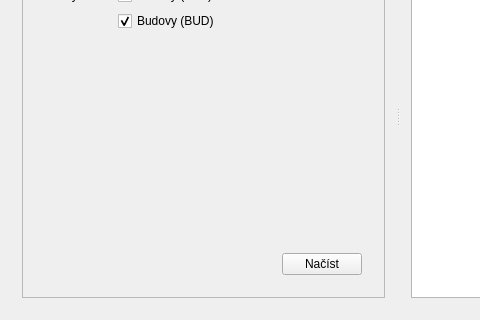
Before: the Qt Designer form vfkPlugin/ui_MainApp.ui in ctu-osgeorel/qgis-vfk-plugin, drawn with Qt 5; both pictures show x 0 to 480 and y 88 to 408 of the 890 by 408 pixel window.
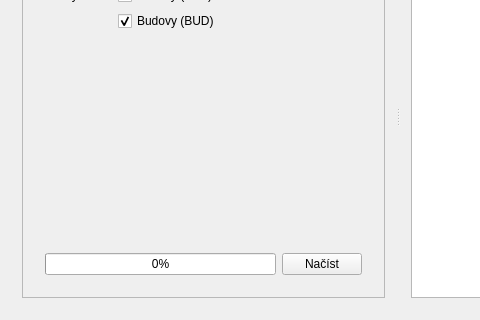
After: the same form once the commit is applied. The open tabs and pages were chosen to show the change. Icons and pictures are not drawn. Custom widgets are drawn as their Qt base class.

```diff
--- a/vfkPlugin/ui_MainApp.ui
+++ b/vfkPlugin/ui_MainApp.ui
@@ -48,7 +48,7 @@
              <rect>
               <x>0</x>
               <y>0</y>
-              <width>390</width>
+              <width>371</width>
               <height>370</height>
              </rect>
             </property>
@@ -124,17 +124,11 @@
                 <item>
                  <layout class="QHBoxLayout" name="horizontalLayout_2">
                   <item>
-                   <spacer name="horizontalSpacer_2">
-                    <property name="orientation">
-                     <enum>Qt::Horizontal</enum>
+                   <widget class="QProgressBar" name="progressBar">
+                    <property name="value">
+                     <number>0</number>
                     </property>
-                    <property name="sizeHint" stdset="0">
-                     <size>
-                      <width>40</width>
-                      <height>20</height>
-                     </size>
-                    </property>
-                   </spacer>
+                   </widget>
                   </item>
                   <item>
                    <widget class="QPushButton" name="loadVfkButton">
```
Left out of the diff: 25 changed lines with no effect on the pictures.
